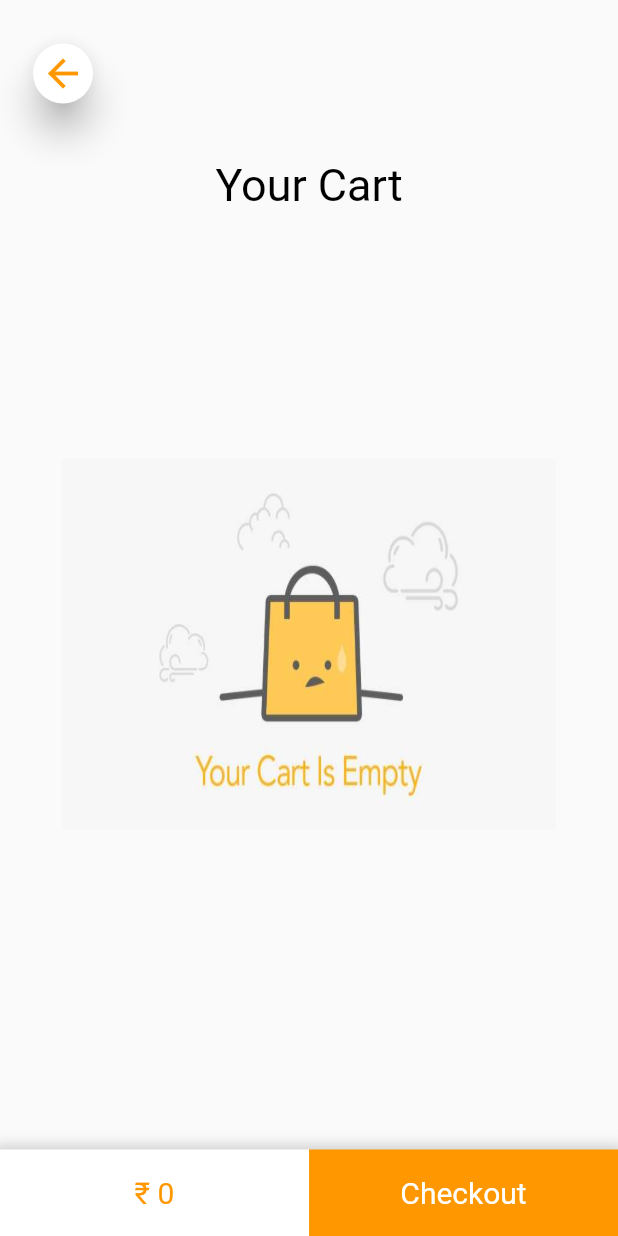
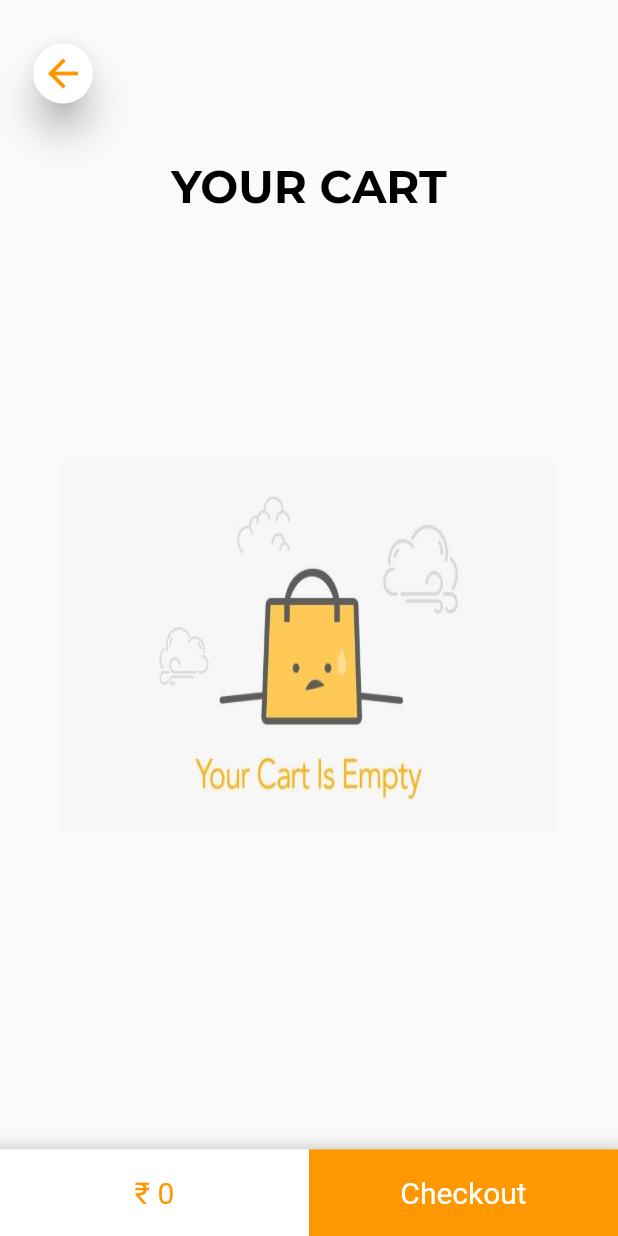
Before and after one commit to Simran2000-jpg/FoodShades, a Flutter app: the screen it shows once a user with an empty profile is signed in, after a tap on the "store" icon, on a phone screen of 412 x 824 dp. Run offline on Flutter 3.47's test engine with Material 2 defaults, Android fonts, the phone set to English and light mode, and no system bars; our stand-ins replace anim_search_bar, awesome_notifications, circular_countdown_timer, cloud_firestore, firebase_auth, firebase_core and 11 more; missing offline and left inert: barcode_scan2, passcode_screen, razorpay_flutter; accounts and stored records are empty; network calls fail.

Commit message:
fixed more bugs

```diff
--- a/shades_food/lib/screens/admin/admin_dishlist.dart
+++ b/shades_food/lib/screens/admin/admin_dishlist.dart
@@ -31,7 +31,7 @@ class _Admin_DishListState extends State<Admin_DishList> {
                   "LIST OF DISHES",
                   style: TextStyle(
                       color: Colors.orange,
-                      fontFamily: 'Montserrat',
+                      fontFamily: 'Montserrat Bold',
                       fontSize: 30),
                 ),
               ),
--- a/shades_food/lib/screens/admin/editAdminScreen.dart
+++ b/shades_food/lib/screens/admin/editAdminScreen.dart
@@ -20,7 +20,7 @@ class EditAdminScreen extends StatefulWidget {
       time = "",
       description = "",
       dishid = "";
-  int rating = 5;
+
   EditAdminScreen(
       {Key? key,
       required this.name,
@@ -37,6 +37,7 @@ class EditAdminScreen extends StatefulWidget {
 
 class _EditAdminScreenState extends State<EditAdminScreen> {
   String _uid = "";
+  int rating = 3;
   FirebaseAuth _auth = FirebaseAuth.instance;
   final TextEditingController name = TextEditingController();
   final TextEditingController price = TextEditingController();
@@ -200,6 +201,7 @@ class _EditAdminScreenState extends State<EditAdminScreen> {
       'imageurl': mediaUrl,
       'description': description.text,
       'time': time.text,
+      'rating': "3.0",
     });
 
     Navigator.pop(context);
@@ -218,7 +220,7 @@ class _EditAdminScreenState extends State<EditAdminScreen> {
           onPressed: () => {clearImage, Navigator.pop(context)},
         ),
         title: Text(
-          "Description",
+          "Update Your Dish",
           style: TextStyle(color: Colors.black),
         ),
       ),
--- a/shades_food/lib/screens/auth/PhoneVerifPage.dart
+++ b/shades_food/lib/screens/auth/PhoneVerifPage.dart
@@ -46,7 +46,7 @@ class _PhoneVerifPageState extends State<PhoneVerifPage> {
       body: Container(
         decoration: BoxDecoration(
             image: DecorationImage(
-                image: AssetImage("assets/bgsp.jpg"), fit: BoxFit.cover)),
+                image: AssetImage("assets/images/bg11.jpg"), fit: BoxFit.fill)),
         height: MediaQuery.of(context).size.height,
         width: MediaQuery.of(context).size.width,
         child: SingleChildScrollView(
--- a/shades_food/lib/screens/cart/cart_screen.dart
+++ b/shades_food/lib/screens/cart/cart_screen.dart
@@ -145,9 +145,10 @@ class _CartScreenState extends State<CartScreen> {
                     top: MediaQuery.of(context).size.height * 0.01),
                 alignment: Alignment.center,
                 child: Text(
-                  "Your Cart",
+                  "YOUR CART",
                   style: TextStyle(
                       color: Colors.black,
+                      fontFamily: 'Montserrat Bold',
                       fontSize: MediaQuery.of(context).size.aspectRatio * 60),
                 ),
               ),
--- a/shades_food/lib/screens/feedbacks/feedback.dart
+++ b/shades_food/lib/screens/feedbacks/feedback.dart
@@ -56,7 +56,7 @@ class _FeedBackScreenState extends State<FeedBackScreen> {
                     "FEEDBACKS",
                     style: TextStyle(
                         color: Colors.orange,
-                        fontFamily: 'Montserrat',
+                        fontFamily: 'Montserrat Bold',
                         fontSize: 30),
                   ),
                 ),
@@ -98,7 +98,7 @@ class _FeedBackScreenState extends State<FeedBackScreen> {
     String customer_name = document['customer_name'];
     String comment = document['comment'];
     int orderno = document['orderno'];
-    double rating = document['rating'];
+    int rating = document['rating'];
     return Card(
       elevation: 8,
       clipBehavior: Clip.antiAlias,
--- a/shades_food/lib/screens/home/homescreen.dart
+++ b/shades_food/lib/screens/home/homescreen.dart
@@ -246,12 +246,12 @@ class _HomeScreenState extends State<HomeScreen> {
                             padding: const EdgeInsets.only(
                                 left: 20, right: 20, bottom: 1.0, top: 10),
                             child: const Text(
-                              "Dishes Available",
+                              "DISHES  AVAILABLE",
                               style: TextStyle(
                                   color: Colors.orange,
                                   fontSize: 30,
                                   fontWeight: FontWeight.bold,
-                                  fontFamily: 'MenuIcon'),
+                                  fontFamily: 'Montserrat Bold'),
                             ),
                           ),
                           Container(
--- a/shades_food/pubspec.yaml
+++ b/shades_food/pubspec.yaml
@@ -155,6 +155,11 @@ flutter:
       fonts:
         - asset: assets/fonts/Montserrat-Bold.ttf
           weight: 700
+
+    - family: Pushster
+      fonts:
+        - asset: assets/fonts/Pushster-Regular.ttf
+          weight: 700
   #
   # For details regarding fonts from package dependencies,
   # see https://flutter.dev/custom-fonts/#from-packages
```
Also changed, not shown: shades_food/lib/screens/admin/currentOrdersAdmin.dart (+21 -8 lines), shades_food/assets/fonts/Pushster-Regular.ttf (added), shades_food/assets/images/bg11.jpg (added).
